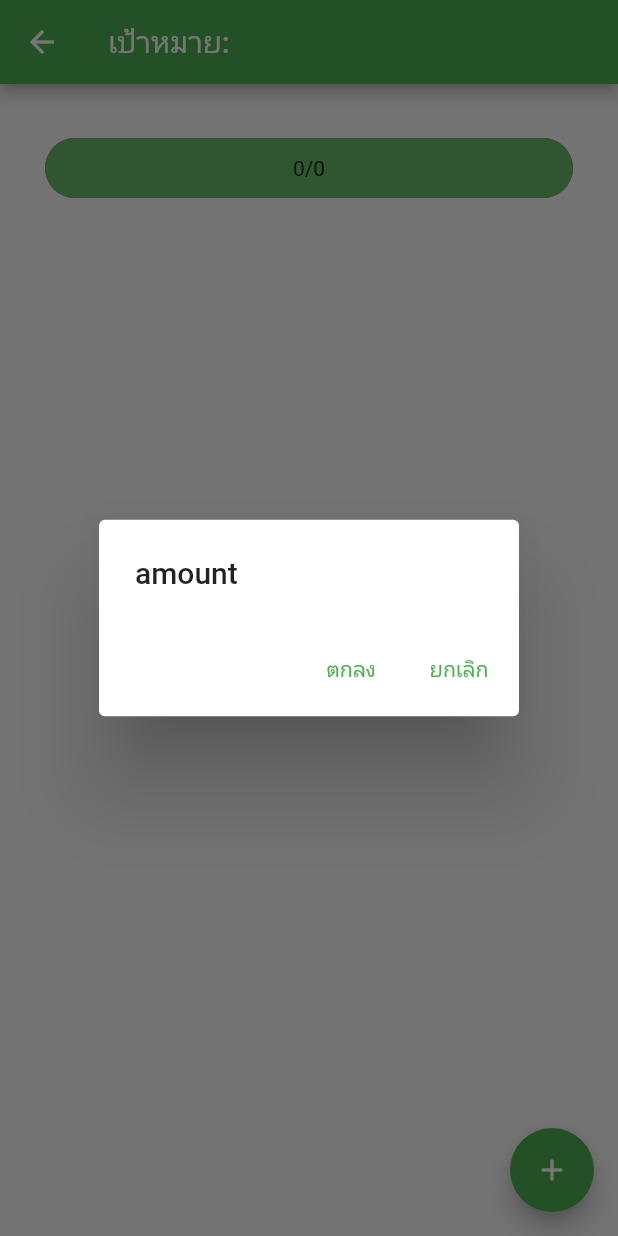
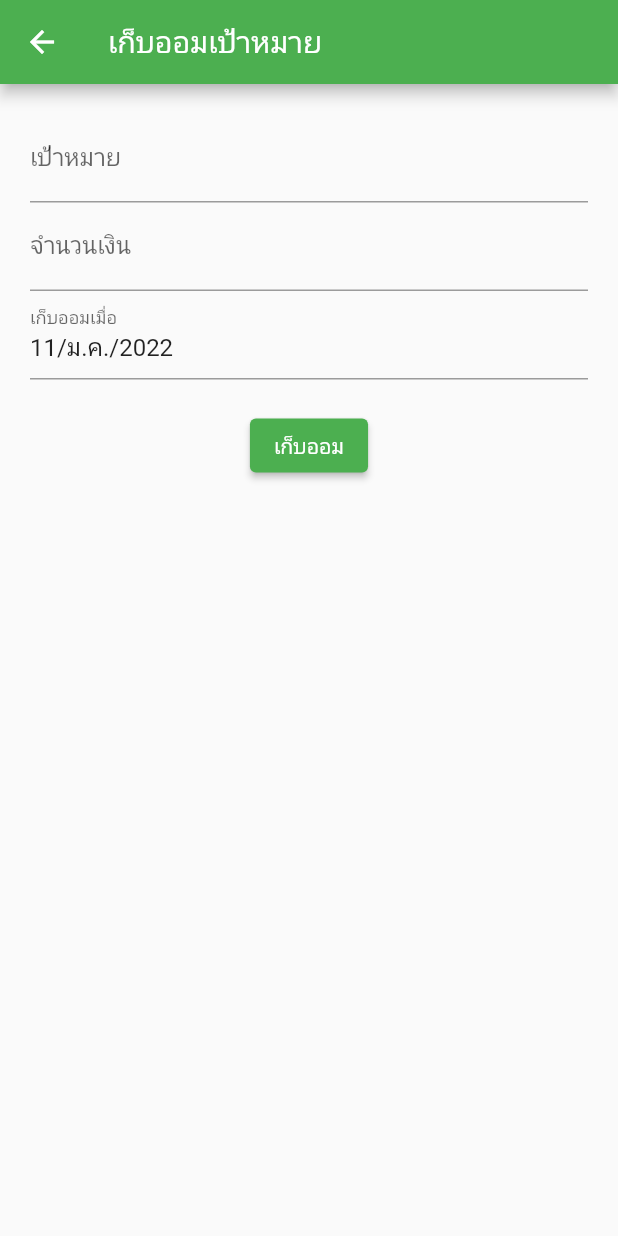
Before and after one commit to neizod/what_a_saving_goal, a Flutter app: the GoalInformation screen opened directly with empty values, after a tap on the "add" icon, on a phone screen of 412 x 824 dp. Run offline on Flutter 3.47's test engine with Material 2 defaults, Android fonts, the phone set to English and light mode, and no system bars; drawn by our look-alikes of percent_indicator; our stand-ins replace hive, hive_flutter; accounts and stored records are empty.

Commit message:
make add goal-paid

```diff
--- a/lib/goal_information.dart
+++ b/lib/goal_information.dart
@@ -4,7 +4,7 @@ import 'package:flutter/material.dart';
 import 'package:percent_indicator/percent_indicator.dart';
 
 import 'database_handler.dart';
-//import 'period_information.dart';
+import 'paid_creation.dart';
 import 'misc.dart';
 
 
@@ -26,7 +26,7 @@ class _GoalInformationState extends State<GoalInformation> {
   Widget build(BuildContext context) {
     return Scaffold(
       appBar: AppBar(
-        title: Text('เป้าหมาย: ${widget.goal['name']}')
+        title: Text('รายละเอียดเป้าหมาย')
       ),
       floatingActionButton: _quickPayButton(context),
       body: Container(
@@ -34,12 +34,8 @@ class _GoalInformationState extends State<GoalInformation> {
           children: [
             _goalBasicInformation(context),
             _goalProgress(context),
-            /*
-            Container(
-              padding: EdgeInsets.fromLTRB(0, 20, 0, 0),
-              child: Text('ประวัติการออมแบ่งตามเป้าหมายย่อย'),
-            ),
-            */
+            Divider(height: 20),
+            _periodsHeadline(context),
             _periodsListView(context),
           ],
         ),
@@ -48,52 +44,23 @@ class _GoalInformationState extends State<GoalInformation> {
   }
 
   Widget _goalBasicInformation(BuildContext context) {
-    return Text('');  // TODO
-    /*
-    Row(
-      children: [
-        Expanded(
-          child: Column(
-            crossAxisAlignment: CrossAxisAlignment.start,
-            children: [
-              Container(
-                padding: EdgeInsets.fromLTRB(0, 0, 0, 10),
-                child: Text('TODO'),  //TODO
-              ),
-              Container(
-                padding: EdgeInsets.fromLTRB(0, 0, 0, 10),
-                child: Text('${_goal['name']}'),
-              ),
-              Container(
-                padding: EdgeInsets.fromLTRB(0, 0, 0, 10),
-                child: Text('${_goal['price']}'),
-              ),
-            ],
-            ),
-        ),
-        Container(
-          alignment: Alignment.center,
-          width: 100,
-          height: 80,
-          decoration: BoxDecoration(
-            shape: BoxShape.circle,
-            color: Colors.grey[700],
-            ),
-          child: Text('Image Icon'),
-        ),
-      ],
-    ),
-    */
+    return Container(
+      margin: EdgeInsets.symmetric(horizontal: 20, vertical: 10),
+      child: Text(
+        widget.goal['name'],
+        style: Theme.of(context).textTheme.headline5,
+      ),
+    );
   }
 
   Widget _goalProgress(BuildContext context) {
     int total = widget.goal['paids'].fold(0, (acc, x) => acc + x['amount'] as int);
     return Container(
-      margin: EdgeInsets.all(20),
+      margin: EdgeInsets.symmetric(horizontal: 20, vertical: 10),
       child: LinearPercentIndicator(
         lineHeight: 40,
         percent: min(1, total/widget.goal['price']),
-        center: Text('${total}/${widget.goal['price']}'),
+        center: Text('${total}/${widget.goal['price']} บาท'),
         linearStrokeCap: LinearStrokeCap.roundAll,
         progressColor: Colors.green[400],
         backgroundColor: Colors.red[400],
@@ -101,10 +68,20 @@ class _GoalInformationState extends State<GoalInformation> {
     );
   }
 
+  Widget _periodsHeadline(BuildContext context) {
+    return Container(
+      margin: EdgeInsets.symmetric(horizontal: 20, vertical: 10),
+      child: Text(
+        'ประวัติการออมแบ่งตามเป้าหมายย่อย',
+        style: Theme.of(context).textTheme.headline6,
+      ),
+    );
+  }
+
   Widget _periodsListView(BuildContext context) {
     return Expanded(
       child: ListView.separated(
-        padding: const EdgeInsets.all(24),
+        padding: const EdgeInsets.symmetric(horizontal: 20),
         itemCount: widget.paidsPerPeriods.length,
         itemBuilder: _periodItem,
         separatorBuilder: (context, index) => const Divider(),
@@ -121,51 +98,30 @@ class _GoalInformationState extends State<GoalInformation> {
         children: [
           Expanded(child: Text(makePeriodTitle(index, widget.periods))),
           Expanded(child: _periodProgress(paidsPerPeriods, widget.goal['perPeriod'])),
-        // TODO find way to merge them Text('${paid}/${widget.goal['perPeriod']} บาท'),
         ],
       ),
       subtitle: Text(makePeriodRange(index, widget.periods)),
       children: List.generate(
         paidsPerPeriods.length,
-        (index) => ListTile(
-          title: InkWell(
-            splashColor: Theme.of(context).primaryColor.withAlpha(60),
-            onTap: (){},
-            // onTap: () => _routeToEditPaid(context, index),    // TODO enable this
-            child: Row(
-              children: [
-                Expanded(child: Text('${fullDateFormatter.format(paidsPerPeriods[index]['date'])}')),
-                Expanded(child: Text('${paidsPerPeriods[index]['amount']} บาท', textAlign: TextAlign.right)),
-              ],
-            ),
-          ),
-        ),
+        (index) => _paidItem(context, paidsPerPeriods[index]),
       ),
     );
+  }
 
-    /*
-    return GestureDetector(
-      onTap: () => _routeToPeriodInformation(context, revIndex),
-      child: Container(
-        margin: EdgeInsets.fromLTRB(20, 5, 20, 0),
+  Widget _paidItem(BuildContext context, Map paid) {
+    return ListTile(
+      title: InkWell(
+        splashColor: Theme.of(context).primaryColor.withAlpha(60),
+        onTap: (){},
+        // onTap: () => _routeToEditPaid(context, index),    // TODO enable this
         child: Row(
           children: [
-            Expanded(
-              child: Container(
-                margin: EdgeInsets.fromLTRB(0, 0, 20, 0),
-                //width: 70,
-                // padding: EdgeInsets.only(right: 15),
-                child: Text(makePeriodTitle(index, widget.periods)),
-              ),
-            ),
-            Expanded(
-              child: _periodProgress(widget.paidsPerPeriods[index], widget.goal['perPeriod'])
-            ),
+            Expanded(child: Text('${fullDateFormatter.format(paid['date'])}')),
+            Expanded(child: Text('${paid['amount']} บาท', textAlign: TextAlign.right)),
           ],
         ),
       ),
     );
-    */
   }
 
   Widget _periodProgress(List paidsPerPeriod, int perPeriod){
@@ -183,63 +139,21 @@ class _GoalInformationState extends State<GoalInformation> {
   Widget _quickPayButton(BuildContext context) {
     return FloatingActionButton(
       child: const Icon(Icons.add_rounded),
-      onPressed: () {
-
-        // TODO don't use dialog, but create new page ???
-        showDialog(
-          context: context,
-          builder: (context) {
-            return AlertDialog(
-              title: Text('amount'),
-              actions: [
-                TextButton(
-                  child: Text('ตกลง'),
-                  onPressed: () {
-                    widget.goal['paids'].add({
-                      'amount': 42,
-                      'date': DateTime.now(),
-                    });
-
-                    widget.goal['paids'].sort(
-                      (a, b) => (a['date'] as DateTime).compareTo(b['date'] as DateTime)
-                    );
-                    // TODO save
-                    // TODO update calc variables
-
-                    // what ??? setState((){});
-
-                    Navigator.pop(context);
-                  },
-                ),
-                TextButton(
-                  child: Text('ยกเลิก'),
-                  onPressed: () => Navigator.pop(context),
-                ),
-              ],
-            );
-          },
-        );
-
-      },
+      onPressed: () => _routeToPaidCreation(context),
     );
   }
 
-  /*
-  void _routeToPeriodInformation(BuildContext context, int revIndex) {
+  void _routeToPaidCreation(BuildContext context) {
     Navigator.push(
       context,
       MaterialPageRoute(
-        builder: (context) => PeriodInformation(
+        builder: (context) => PaidCreation(
           goal: widget.goal,
-          periods: widget.periods,
-          paidsPerPeriods: widget.paidsPerPeriods,
-          index: widget.periods.length - revIndex,
         ),
       ),
-    ).whenComplete((){ // .then((???){
-      // TODO recalculate periods
-    });
+    ).whenComplete(() => setState(() {
+      widget.paidsPerPeriods.clear();
+      widget.paidsPerPeriods.addAll(listPaidsPerPeriods(widget.goal, widget.periods));
+    }));
   }
-  */
-
 }
--- /dev/null
+++ b/lib/paid_creation.dart
@@ -0,0 +1,144 @@
+import 'dart:math';
+
+import 'package:flutter/material.dart';
+import 'package:intl/intl.dart';
+
+import 'database_handler.dart';
+import 'misc.dart';
+
+
+class PaidCreation extends StatefulWidget {
+  // TODO require more?
+  const PaidCreation({Key? key, required this.goal}): super(key: key);
+  final Map goal;
+
+  @override
+  State<PaidCreation> createState() => _PaidCreationState();
+}
+
+
+class _PaidCreationState extends State<PaidCreation>{
+  final DatabaseHandler _database = DatabaseHandler();
+  final _formKey = GlobalKey<FormState>();
+  final Map<String, TextEditingController> formController = {
+    'name': TextEditingController(),
+    'price': TextEditingController(),
+    'date': TextEditingController(),
+  };
+
+  int? _price;
+  DateTime? _date = null;
+
+  @override
+  void initState() {
+    super.initState();
+    formController['name']!.text = widget.goal['name'];
+    makeDate(DateTime.now());
+  }
+
+  @override
+  Widget build(BuildContext context) {
+    return Scaffold(
+      appBar: AppBar(
+        title: Text('เก็บออมเป้าหมาย'),
+      ),
+      body: SingleChildScrollView(
+        child: Container(
+          padding: EdgeInsets.fromLTRB(20, 20, 20, 20),
+          child: fuck(),
+        ),
+      ),
+    );
+  }
+
+  @override
+  void dispose() {
+    formController.forEach((_, value) => value.dispose());
+    super.dispose();
+  }
+
+  Widget fuck() { // TODO
+    return Form(
+      key: _formKey,
+      child: Column(
+        children: [
+          nameField(),
+          priceField(),
+          dateField(),
+          SizedBox(height: 20),
+          saveButton(),
+        ],
+      ),
+    );
+  }
+
+  TextFormField nameField() {
+    return TextFormField(
+      readOnly: true,
+      controller: formController['name'],
+      validator: refuse([empty('กรุณาระบุเป้าหมาย')]),
+      decoration: InputDecoration(
+        labelText: "เป้าหมาย",
+      ),
+    );
+  }
+
+  TextFormField priceField() {
+    return TextFormField(
+      controller: formController['price'],
+      keyboardType: TextInputType.number,
+      onChanged: (_) => extractFormValues(),
+      validator: refuse([empty('กรุณาระบุจำนวนเงิน'), notInt('จำนวนเงินต้องเป็นจำนวนเต็ม')]),
+      decoration: InputDecoration(
+        labelText: "จำนวนเงิน",
+      ),
+    );
+  }
+
+  Widget dateField() {
+    return TextFormField(
+      readOnly: true,
+      controller: formController['date'],
+      onTap: () => pickDate(),
+      validator: refuse([empty('กรุณาเลือกวันเริ่มต้น')]),
+      decoration: InputDecoration(
+        labelText: 'เก็บออมเมื่อ',
+      ),
+    );
+  }
+
+  ElevatedButton saveButton() {
+    return ElevatedButton(
+      child: Text('เก็บออม'),
+      onPressed: (){
+        if (_formKey.currentState!.validate()) {
+          widget.goal['paids'].add({
+            'amount': _price!,
+            'date': _date!,
+          });
+          _database.writeDatabase().whenComplete(() => Navigator.pop(context));
+        }
+      },
+    );
+  }
+
+  void pickDate() {
+    showDatePicker(
+      context: context,
+      initialDate: DateTime.now(),
+      firstDate: DateTime(2020),
+      lastDate: DateTime(2120),
+    ).then((date) {
+      makeDate(date);
+    });
+  }
+
+  void makeDate(DateTime? date) {
+    _date = date;
+    formController['date']!.text = (date == null) ? '' : DateFormat('d/MMM/y').format(date);
+  }
+
+  void extractFormValues() {
+    _price = int.tryParse(formController['price']?.text ?? '');
+  }
+}
```
Also changed, not shown: lib/period_information.dart (deleted, +0 -158 lines).
